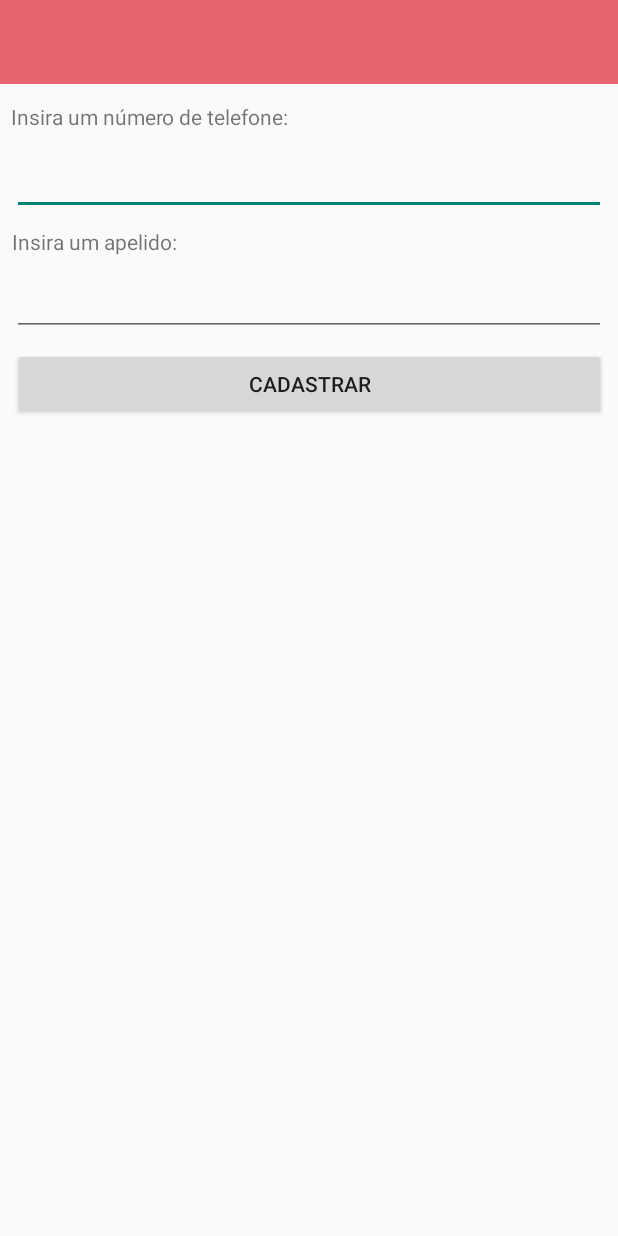
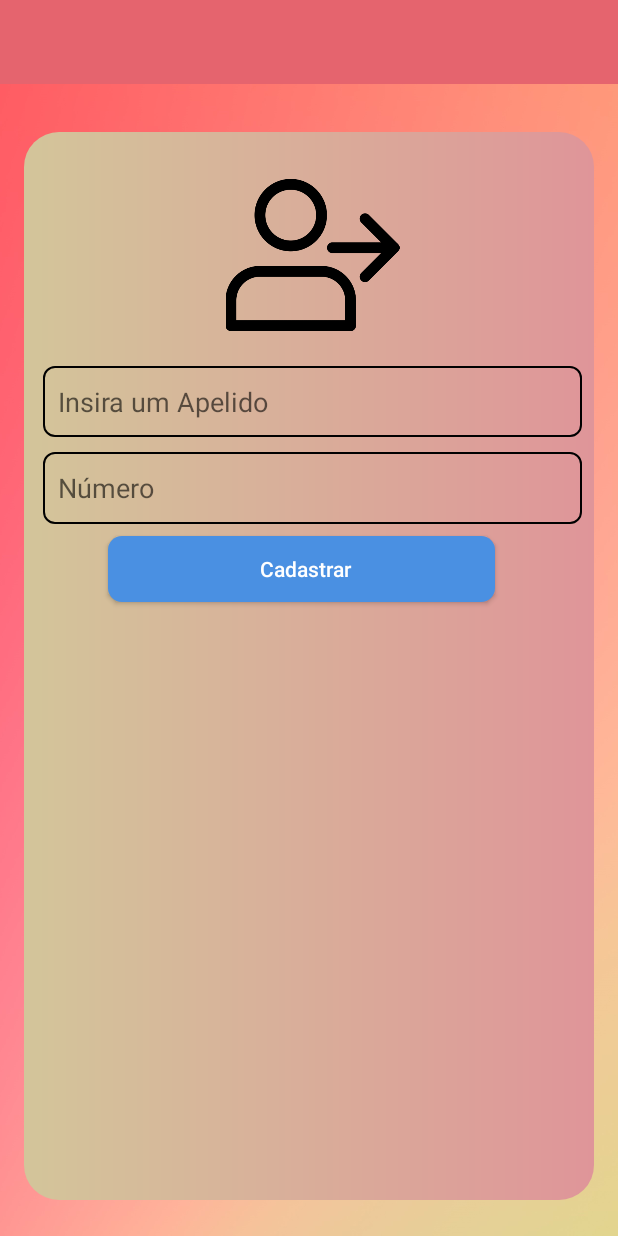
Before and after one commit to JackFrosst/BotaoDePanico, an Android app: the AdicionarRemoverDestinatario screen opened directly, with no data from a screen before it, on a phone screen of 412 x 824 dp. Run offline under Robolectric (Android 15) with nearby library versions, the phone set to English and light mode, and no system bars; our stand-ins replace Firebase (no records; nobody signed in at launch, a user with empty details on screens opened directly).

Commit message:
Alterações de layout -tela add/remove destinatarios

```diff
--- a/app/src/main/res/drawable/caixastexto.xml
+++ b/app/src/main/res/drawable/caixastexto.xml
@@ -5,7 +5,7 @@
     <corners android:radius="7dp"/>
     <padding android:left="10dp"/>
     <size android:width="60dp"></size>
-    <size android:height="45dp"></size>
+    <size android:height="20dp"></size>
 
 
     <stroke android:width="1dip" android:color="#000"/>
--- a/app/src/main/res/drawable/cancela.xml
+++ b/app/src/main/res/drawable/cancela.xml
@@ -2,7 +2,7 @@
 <shape xmlns:android="http://schemas.android.com/apk/res/android" android:shape="rectangle">
     <solid android:color="#4a90e2"/>
     <corners android:radius="9dp"/>
-    <size android:height="40px"/>
-    <size android:width="16px"></size>
+    <size android:height="33dp"/>
+    <size android:width="16dp"></size>
     <padding android:left="5dp"/>
 </shape>
--- a/app/src/main/res/layout/activity_adicionar_remover_destinatario.xml
+++ b/app/src/main/res/layout/activity_adicionar_remover_destinatario.xml
@@ -4,90 +4,110 @@
     xmlns:tools="http://schemas.android.com/tools"
     android:layout_width="match_parent"
     android:layout_height="match_parent"
+    android:background="@drawable/backblurimage"
     tools:context=".AdicionarRemoverDestinatario">
 
-    <include
-        android:id="@+id/include"
-        layout="@layout/toolbar"
-        android:layout_width="match_parent"
-        android:layout_height="?actionBarSize"></include>
+    <androidx.constraintlayout.widget.ConstraintLayout
+        android:id="@+id/constraintLayout2"
+        android:layout_width="380dp"
+        android:layout_height="0dp"
+        android:layout_marginStart="5dp"
+        android:layout_marginTop="32dp"
+        android:layout_marginEnd="5dp"
+        android:layout_marginBottom="24dp"
+        android:background="@drawable/backgradient"
+        app:layout_constraintBottom_toBottomOf="parent"
+        app:layout_constraintEnd_toEndOf="parent"
+        app:layout_constraintStart_toStartOf="parent"
+        app:layout_constraintTop_toBottomOf="@+id/include">
+
+        <Button
+            android:id="@+id/btnCadastraDestinatario"
+            android:layout_width="0dp"
+            android:layout_height="44dp"
+            android:layout_marginStart="51dp"
+            android:layout_marginTop="8dp"
+            android:layout_marginEnd="66dp"
+            android:background="@drawable/cancela"
+            android:text="Cadastrar"
+            android:textAllCaps="false"
+            android:textColor="#fff"
+            app:layout_constraintEnd_toEndOf="parent"
+            app:layout_constraintHorizontal_bias="1.0"
+            app:layout_constraintStart_toStartOf="parent"
+            app:layout_constraintTop_toBottomOf="@+id/edtCadastraDestinatario" />
+
+        <EditText
+            android:id="@+id/edtApelidoDestinatario"
+            android:layout_width="0dp"
+            android:layout_height="47dp"
+            android:layout_marginStart="8dp"
+            android:layout_marginEnd="8dp"
+            android:layout_marginBottom="10dp"
+            android:background="@drawable/caixastexto"
+            android:ems="10"
+            android:hint="Insira um Apelido"
+            android:inputType="textPersonName"
+            app:layout_constraintBottom_toTopOf="@+id/edtCadastraDestinatario"
+            app:layout_constraintEnd_toEndOf="parent"
+            app:layout_constraintHorizontal_bias="0.0"
+            app:layout_constraintStart_toStartOf="parent"
+            app:layout_constraintTop_toBottomOf="@+id/imageView" />
+
+        <ImageView
+            android:id="@+id/imageView"
+            android:layout_width="138dp"
+            android:layout_height="116dp"
+            android:layout_marginTop="24dp"
+            android:layout_marginBottom="16dp"
+            app:layout_constraintBottom_toTopOf="@+id/edtApelidoDestinatario"
+            app:layout_constraintEnd_toEndOf="parent"
+            app:layout_constraintStart_toStartOf="parent"
+            app:layout_constraintTop_toTopOf="parent"
+            app:srcCompat="@drawable/user" />
 
         <EditText
             android:id="@+id/edtCadastraDestinatario"
             android:layout_width="0dp"
             android:layout_height="wrap_content"
             android:layout_marginStart="8dp"
-        android:layout_marginTop="8dp"
             android:layout_marginEnd="8dp"
+            android:layout_marginBottom="90dp"
+            android:background="@drawable/caixastexto"
             android:ems="10"
+            android:hint="Número "
             android:inputType="textPersonName"
             android:minHeight="48dp"
+            app:layout_constraintBottom_toTopOf="@+id/btnCadastraDestinatario"
             app:layout_constraintEnd_toEndOf="parent"
+            app:layout_constraintHorizontal_bias="0.0"
             app:layout_constraintStart_toStartOf="parent"
-        app:layout_constraintTop_toBottomOf="@+id/textView2"
+            app:layout_constraintTop_toBottomOf="@+id/edtApelidoDestinatario"
             tools:ignore="SpeakableTextPresentCheck" />
-
-    <Button
-        android:id="@+id/btnCadastraDestinatario"
-        android:layout_width="395dp"
-        android:layout_height="wrap_content"
-        android:layout_marginStart="8dp"
-        android:layout_marginTop="8dp"
-        android:layout_marginEnd="8dp"
-        android:text="Cadastrar"
-        app:layout_constraintEnd_toEndOf="parent"
-        app:layout_constraintStart_toStartOf="parent"
-        app:layout_constraintTop_toBottomOf="@+id/edtApelidoDestinatario" />
 
         <ListView
             android:id="@+id/lstDestinatario"
-        android:layout_width="408dp"
-        android:layout_height="424dp"
-        android:layout_marginStart="1dp"
-        android:layout_marginTop="8dp"
-        android:layout_marginEnd="1dp"
-        android:layout_marginBottom="24dp"
+            android:layout_width="0dp"
+            android:layout_height="0dp"
+            android:layout_marginStart="8dp"
+            android:layout_marginTop="20dp"
+            android:layout_marginEnd="8dp"
+            android:layout_marginBottom="8dp"
             app:layout_constraintBottom_toBottomOf="parent"
             app:layout_constraintEnd_toEndOf="parent"
             app:layout_constraintStart_toStartOf="parent"
-        app:layout_constraintTop_toBottomOf="@+id/btnCadastraDestinatario" />
+            app:layout_constraintTop_toBottomOf="@+id/btnCadastraDestinatario">
 
-    <TextView
-        android:id="@+id/textView2"
-        android:layout_width="wrap_content"
-        android:layout_height="wrap_content"
-        android:layout_marginStart="8dp"
-        android:layout_marginTop="12dp"
-        android:layout_marginEnd="219dp"
-        android:text="Insira um número de telefone:"
-        app:layout_constraintEnd_toEndOf="parent"
-        app:layout_constraintHorizontal_bias="1.0"
-        app:layout_constraintStart_toStartOf="parent"
-        app:layout_constraintTop_toBottomOf="@+id/include" />
+        </ListView>
+    </androidx.constraintlayout.widget.ConstraintLayout>
 
-    <TextView
-        android:id="@+id/textView3"
-        android:layout_width="wrap_content"
-        android:layout_height="wrap_content"
-        android:layout_marginStart="8dp"
-        android:layout_marginTop="8dp"
-        android:layout_marginEnd="294dp"
-        android:text="Insira um apelido:"
+    <include
+        android:id="@+id/include"
+        layout="@layout/toolbar"
+        android:layout_width="match_parent"
+        android:layout_height="?actionBarSize"
         app:layout_constraintEnd_toEndOf="parent"
         app:layout_constraintStart_toStartOf="parent"
-        app:layout_constraintTop_toBottomOf="@+id/edtCadastraDestinatario" />
-
-    <EditText
-        android:id="@+id/edtApelidoDestinatario"
-        android:layout_width="0dp"
-        android:layout_height="wrap_content"
-        android:layout_marginStart="8dp"
-        android:layout_marginTop="8dp"
-        android:layout_marginEnd="8dp"
-        android:ems="10"
-        android:inputType="textPersonName"
-        app:layout_constraintEnd_toEndOf="parent"
-        app:layout_constraintStart_toStartOf="parent"
-        app:layout_constraintTop_toBottomOf="@+id/textView3" />
+        app:layout_constraintTop_toTopOf="parent"></include>
 
 </androidx.constraintlayout.widget.ConstraintLayout>
```
Also changed, not shown: app/src/main/res/layout/activity_main.xml (+19 -19 lines), app/src/main/res/layout/activity_tela_cadastro.xml (+23 -22 lines), app/src/main/res/layout/activity_tela_login.xml (+8 -26 lines), 1 other file. Lines whose indentation alone changed are shown as unchanged.
